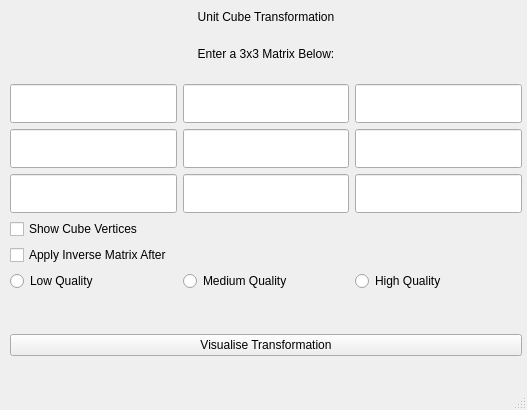
Above: unit_cube.ui from KallaxenC/LinearLab before the change. Below: the same form after it.
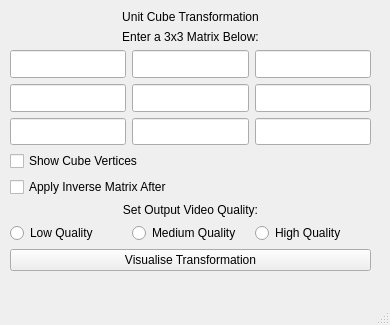
That is the form after the change.

Diff of the .ui file:
```diff
--- a/unit_cube.ui
+++ b/unit_cube.ui
@@ -6,8 +6,8 @@
    <rect>
     <x>0</x>
     <y>0</y>
-    <width>527</width>
-    <height>410</height>
+    <width>390</width>
+    <height>325</height>
    </rect>
   </property>
   <property name="windowTitle">
@@ -19,8 +19,8 @@
      <rect>
       <x>10</x>
       <y>10</y>
-      <width>512</width>
-      <height>346</height>
+      <width>361</width>
+      <height>261</height>
      </rect>
     </property>
     <layout class="QGridLayout" name="gridLayout_3">
@@ -29,13 +29,6 @@
        <property name="leftMargin">
         <number>0</number>
        </property>
-       <item row="1" column="0">
-        <widget class="QCheckBox" name="inverse_checkbox">
-         <property name="text">
-          <string>Apply Inverse Matrix After</string>
-         </property>
-        </widget>
-       </item>
        <item row="0" column="0">
         <widget class="QCheckBox" name="verticles_checkbox">
          <property name="text">
@@ -43,6 +36,23 @@
          </property>
         </widget>
        </item>
+       <item row="1" column="0">
+        <widget class="QCheckBox" name="inverseMatrix_checkBox">
+         <property name="text">
+          <string>Apply Inverse Matrix After</string>
+         </property>
+        </widget>
+       </item>
+       <item row="2" column="0">
+        <widget class="QLabel" name="label_3">
+         <property name="text">
+          <string>Set Output Video Quality:</string>
+         </property>
+         <property name="alignment">
+          <set>Qt::AlignCenter</set>
+         </property>
+        </widget>
+       </item>
       </layout>
      </item>
      <item row="6" column="0">
```
Left out of the diff: 4 changed lines with no effect on the pictures.
